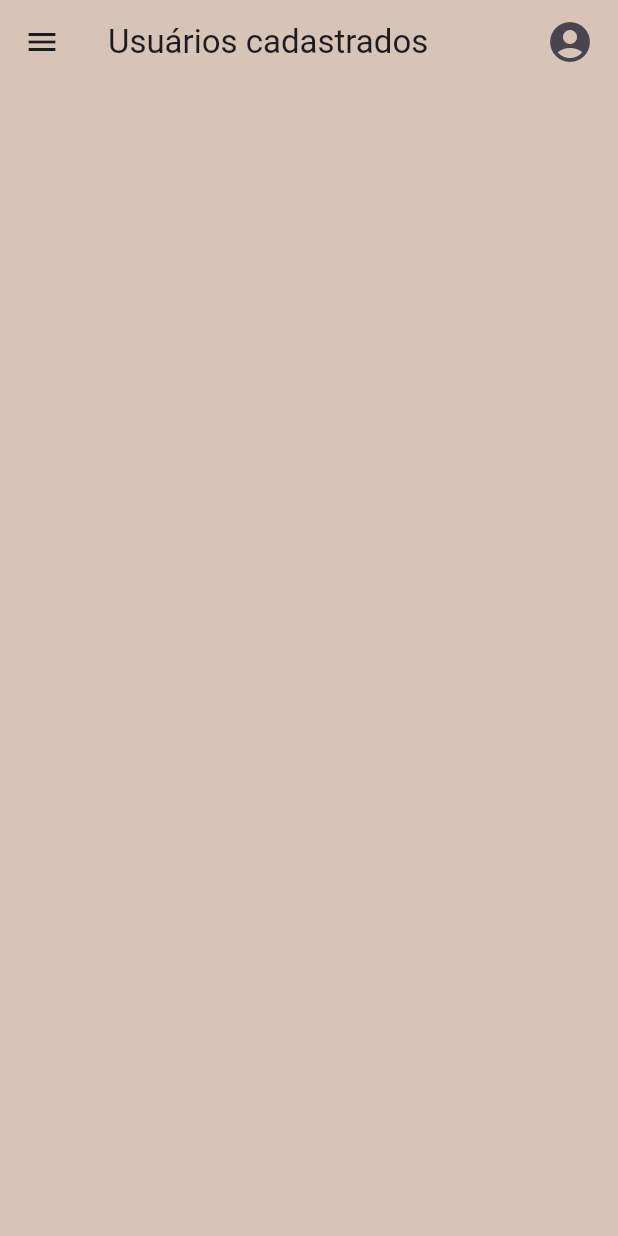
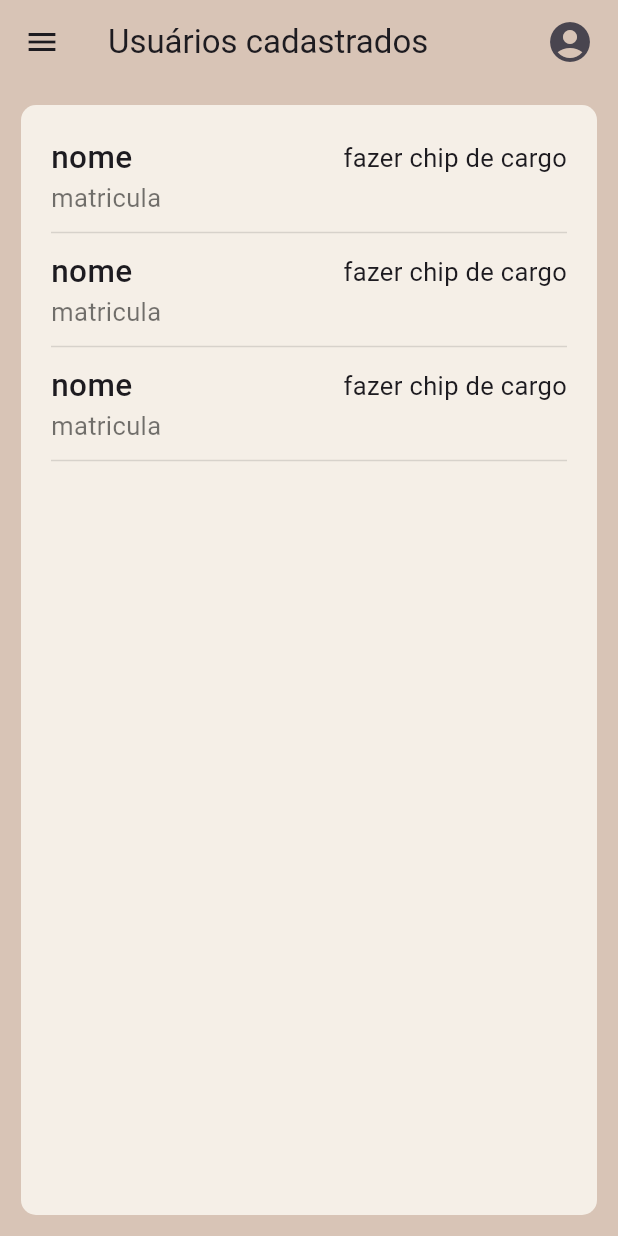
Before and after one commit to vxfontes/projetoValidaQuero, a Flutter app: the Usuarios screen opened by its route, on a phone screen of 412 x 824 dp. Run offline on Flutter 3.47's test engine with Material 3 defaults, Android fonts, the light colour scheme and no system bars.

Commit message:
feat: fazendo tela de usuarios

```diff
--- /dev/null
+++ b/lib/components/cards/card_usuario.dart
@@ -0,0 +1,51 @@
+import 'package:flutter/material.dart';
+import 'package:validaquero/components/texts/texts.dart';
+
+class CardUsuario extends StatelessWidget {
+  const CardUsuario({super.key});
+
+  @override
+  Widget build(BuildContext context) {
+    return GestureDetector(
+      onTap: () {
+        showModalBottomSheet(
+          context: context,
+          builder: (BuildContext context) {
+            return Container();
+          },
+        );
+      },
+      child: const Column(
+        children: [
+          Row(
+            mainAxisAlignment: MainAxisAlignment.spaceBetween,
+            children: [
+              TextTitleBold(
+                title: 'nome',
+                arquivo: true,
+              ),
+              Text(
+                'fazer chip de cargo',
+                style: TextStyle(fontSize: 17),
+              ),
+            ],
+          ),
+          Row(
+            children: [
+              Text(
+                'matricula',
+                style: TextStyle(fontSize: 17, color: Colors.black54),
+              )
+            ],
+          ),
+          Padding(
+            padding: EdgeInsets.symmetric(vertical: 3.0),
+            child: Divider(
+              color: Colors.black12,
+            ),
+          )
+        ],
+      ),
+    );
+  }
+}
--- a/lib/screens/usuarios.dart
+++ b/lib/screens/usuarios.dart
@@ -1,4 +1,5 @@
 import 'package:flutter/material.dart';
+import 'package:validaquero/components/cards/card_usuario.dart';
 import 'package:validaquero/components/drawer.dart';
 import 'package:validaquero/themes/app_colors.dart';
 
@@ -29,8 +30,24 @@ class Usuarios extends StatelessWidget {
         ],
       ),
       backgroundColor: ThemeColors.fundoPrincipalColor,
-        body: Container(),
-        drawer: const MainDrawer()
+      drawer: const MainDrawer(),
+      body: Padding(
+        padding: const EdgeInsets.all(14.0),
+        child: Container(
+          padding: const EdgeInsets.all(20),
+          decoration: BoxDecoration(
+            color: ThemeColors.fundoComponenteColor,
+            borderRadius: BorderRadius.circular(10),
+          ),
+          child: Column(
+            children: [
+              CardUsuario(),
+              CardUsuario(),
+              CardUsuario(),
+            ],
+          )
+        ),
+      )
     );
   }
 }
```
Lines whose indentation alone changed are shown as unchanged.
